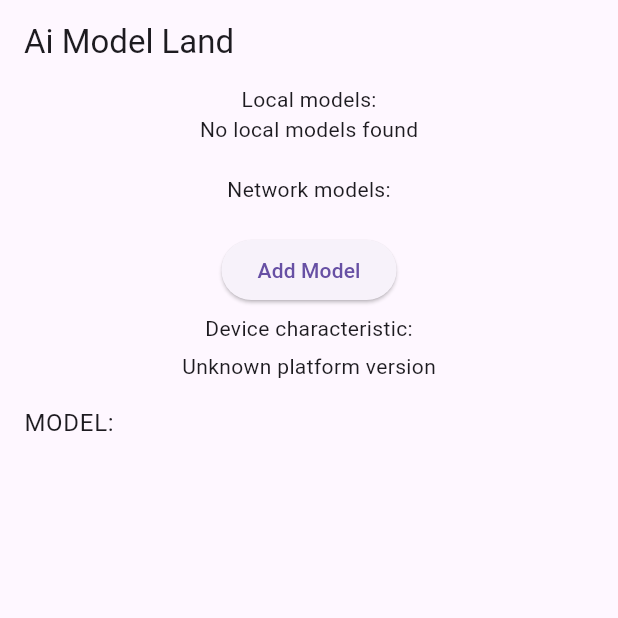
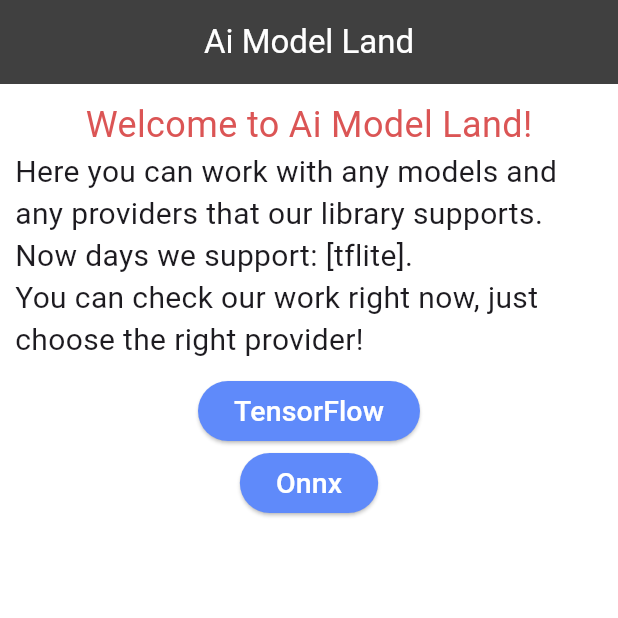
Before and after one commit to vlmoon99/ai_model_land, a Flutter app: the screen it shows after launch, on a phone screen of 412 x 824 dp, the top half of it. Run offline on Flutter 3.47's test engine with Material 3 defaults, Android fonts, the phone set to English and light mode, and no system bars; our stand-ins replace camera, device_info_plus, dio, file_picker, flutter_modular, flutter_secure_storage and 1 more; missing offline and left inert: dart:html, tflite_flutter; Roboto replaces fonts that are missing (Manrope).

Commit message:
update: UI example. add: modular for tensorflow

```diff
--- a/example/lib/main.dart
+++ b/example/lib/main.dart
@@ -1,6 +1,6 @@
 import 'dart:async';
 import 'package:ai_model_land_example/modules/app_module.dart';
-import 'package:ai_model_land_example/modules/pages/core/home_page.dart';
+import 'package:ai_model_land_example/modules/pages/home_page.dart';
 import 'package:ai_model_land_example/routes/routes.dart';
 import 'package:flutter/material.dart';
 import 'package:provider/provider.dart';
--- a/example/lib/modules/app_module.dart
+++ b/example/lib/modules/app_module.dart
@@ -1,10 +1,11 @@
 import 'package:ai_model_land/ai_model_land_lib.dart';
-import 'package:ai_model_land_example/modules/pages/core/add_model_page.dart';
-import 'package:ai_model_land_example/modules/pages/core/home_page.dart';
+import 'package:ai_model_land_example/modules/pages/home_page.dart';
+import 'package:ai_model_land_example/modules/pages/providers/onnx/onnx_modular.dart';
+import 'package:ai_model_land_example/modules/pages/providers/tensor_flow/main_tensorflow_page.dart';
+import 'package:ai_model_land_example/modules/pages/providers/tensor_flow/tensor_flow_modular.dart';
 import 'package:ai_model_land_example/modules/services/services.dart';
 import 'package:ai_model_land_example/routes/routes.dart';
 import 'package:flutter_modular/flutter_modular.dart';
-import 'package:dio/dio.dart';
 
 class AppModule extends Module {
   @override
@@ -16,7 +17,10 @@ class AppModule extends Module {
   @override
   void routes(r) {
     r.child(Routes.home.module, child: (context) => HomePage());
-    r.child(Routes.home.getRoute(Routes.home.addModel),
-        child: (context) => const AddModelPage());
+    // r.child(Routes.home.getRoute(Routes.home.addModel),
+    //     child: (context) => const AddModelPage());
+    r.module(Routes.home.module + Routes.providers.tensorFlow,
+        module: TensorFlowModular());
+    r.module(Routes.home.module + Routes.providers.onnx, module: OnnxModular());
   }
 }
--- a/example/lib/modules/pages/core/home_page.dart
+++ /dev/null
@@ -1,174 +0,0 @@
-import 'package:ai_model_land/ai_model_land.dart';
-import 'package:ai_model_land/modules/core/base_model.dart';
-import 'package:ai_model_land_example/modules/pages/core/add_model_page.dart';
-import 'package:ai_model_land_example/modules/pages/providers/tensor_flow/modal_page.dart';
-import 'package:ai_model_land_example/modules/services/services.dart';
-import 'package:flutter/material.dart';
-import 'package:flutter/services.dart';
-import 'package:flutter_modular/flutter_modular.dart';
-
-class HomePage extends StatefulWidget {
-  const HomePage({super.key});
-
-  @override
-  State<HomePage> createState() => _HomePageState();
-}
-
-class _HomePageState extends State<HomePage> {
-  final GlobalVM _aiModelLand = Modular.get(key: 'GlobalVM');
-  final _aiModelLandPlugin = AiModelLand();
-  String _platformVersion = 'Unknown';
-  Future<List<BaseModel>>? _modelsLocal;
-  Future<List<BaseModel>>? _modelsNetwork;
-  Future<Map<String, dynamic>>? posibilitis;
-  Future<List<BaseModel>> seeLocal() async {
-    return await _aiModelLand.readAll();
-  }
-
-  Future<void> initPlatformState() async {
-    String platformVersion;
-    try {
-      platformVersion = await _aiModelLandPlugin.getPlatformVersion() ??
-          'Unknown platform version';
-    } on PlatformException {
-      platformVersion = 'Failed to get platform version.';
-    }
-
-    if (!mounted) return;
-
-    setState(() {
-      _platformVersion = platformVersion;
-    });
-  }
-
-  Future<Map<String, dynamic>>
-      checkPlatformGPUAcceleratorPossibilities() async {
-    return await _aiModelLand.checkPlatformGPUAcceleratorPossibilities();
-  }
-
-  @override
-  void initState() {
-    super.initState();
-    _modelsLocal = seeLocal();
-    initPlatformState();
-    posibilitis = checkPlatformGPUAcceleratorPossibilities();
-  }
-
-  @override
-  Widget build(BuildContext context) {
-    return Scaffold(
-      appBar: AppBar(
-        title: Text('Ai Model Land'),
-      ),
-      body: Center(
-        child: Column(
-          children: [
-            Text("Local models:"),
-            _modelsLocal == null
-                ? Container()
-                : FutureBuilder<List<BaseModel>>(
-                    key: ValueKey(_modelsLocal),
-                    future: _modelsLocal,
-                    builder: (BuildContext context,
-                        AsyncSnapshot<List<BaseModel>> snapshot) {
-                      if (snapshot.connectionState == ConnectionState.waiting) {
-                        return const CircularProgressIndicator();
-                      } else if (snapshot.hasError) {
-                        return SelectableText('Error: ${snapshot.error}');
-                      } else if (snapshot.hasData &&
-                          snapshot.data!.isNotEmpty) {
-                        return Column(
-                          children: snapshot.data!.map((basemodel) {
-                            return ElevatedButton(
-                              onPressed: () async {
-                                final isDeleteModel = await Navigator.push(
-                                  context,
-                                  MaterialPageRoute(
-                                    builder: (context) =>
-                                        ModelPage(baseModel: basemodel),
-                                  ),
-                                );
-                                if (isDeleteModel == true) {
-                                  setState(() {
-                                    _modelsLocal = seeLocal();
-                                  });
-                                }
-                              },
-                              child: Text(
-                                '${basemodel.nameFile}.${basemodel.format.name}',
-                                style: const TextStyle(
-                                    color: const Color.fromARGB(255, 0, 0, 0)),
-                              ),
-                              style: ElevatedButton.styleFrom(
-                                side:
-                                    BorderSide(color: Colors.black, width: 0.5),
-                                backgroundColor:
-                                    Color.fromARGB(255, 255, 255, 255),
-                                shape: RoundedRectangleBorder(
-                                  borderRadius:
-                                      BorderRadius.zero, // No border radius
-                                ),
-                              ),
-                            );
-                          }).toList(),
-                        );
-                      } else {
-                        return Text('No local models found');
-                      }
-                    },
-                  ),
-            SizedBox(height: 20),
-            Text("Network models:"),
-            SizedBox(height: 20),
-            ElevatedButton(
-              onPressed: () async {
-                Modular.to.navigate('/home/addModel');
-                // if (isAddModel == true) {
-                //   setState(() {
-                //     _modelsLocal = seeLocal();
-                //   });
-                // }
-              },
-              child: Text('Add Model'),
-            ),
-            SizedBox(height: 5),
-            Text('Device characteristic:'),
-            SizedBox(height: 5),
-            Text('$_platformVersion'),
-            posibilitis == null
-                ? Container()
-                : Flexible(
-                    child: FutureBuilder<Map<String, dynamic>>(
-                      future: posibilitis,
-                      builder: (BuildContext context,
-                          AsyncSnapshot<Map<String, dynamic>> snapshot) {
-                        if (snapshot.connectionState ==
-                            ConnectionState.waiting) {
-                          return const Center(
-                              child: CircularProgressIndicator());
-                        } else if (snapshot.hasError) {
-                          return SelectableText('Error: ${snapshot.error}');
-                        } else if (snapshot.hasData) {
-                          final data = snapshot.data!;
-                          return ListView(
-                            children: data.entries.map((entry) {
-                              String key = entry.key;
-                              dynamic value = entry.value;
-                              return ListTile(
-                                title: SelectableText('$key: $value'),
-                              );
-                            }).toList(),
-                          );
-                        } else {
-                          return Center(child: Text('No data available'));
-                        }
-                      },
-                    ),
-                  ),
-            SizedBox(height: 6),
-          ],
-        ),
-      ),
-    );
-  }
-}
--- /dev/null
+++ b/example/lib/modules/pages/home_page.dart
@@ -0,0 +1,230 @@
+import 'package:ai_model_land/ai_model_land.dart';
+import 'package:ai_model_land/modules/core/base_model.dart';
+import 'package:ai_model_land_example/modules/pages/core/add_model_page.dart';
+import 'package:ai_model_land_example/modules/pages/providers/tensor_flow/page/modal_page.dart';
+import 'package:ai_model_land_example/modules/services/services.dart';
+import 'package:ai_model_land_example/modules/shared_widgets/custom_button.dart';
+import 'package:flutter/material.dart';
+import 'package:flutter/services.dart';
+import 'package:flutter_modular/flutter_modular.dart';
+
+import '../thems/thems.dart';
+
+class HomePage extends StatefulWidget {
+  const HomePage({super.key});
+
+  @override
+  State<HomePage> createState() => _HomePageState();
+}
+
+class _HomePageState extends State<HomePage> {
+  final GlobalVM _aiModelLand = Modular.get(key: 'GlobalVM');
+  final _aiModelLandPlugin = AiModelLand();
+  String _platformVersion = 'Unknown';
+  Future<List<BaseModel>>? _modelsLocal;
+  Future<Map<String, dynamic>>? posibilitis;
+  Future<List<BaseModel>> seeLocal() async {
+    return await _aiModelLand.readAll();
+  }
+
+  Future<void> initPlatformState() async {
+    String platformVersion;
+    try {
+      platformVersion = await _aiModelLandPlugin.getPlatformVersion() ??
+          'Unknown platform version';
+    } on PlatformException {
+      platformVersion = 'Failed to get platform version.';
+    }
+
+    if (!mounted) return;
+
+    setState(() {
+      _platformVersion = platformVersion;
+    });
+  }
+
+  Future<Map<String, dynamic>>
+      checkPlatformGPUAcceleratorPossibilities() async {
+    return await _aiModelLand.checkPlatformGPUAcceleratorPossibilities();
+  }
+
+  @override
+  void initState() {
+    super.initState();
+    _modelsLocal = seeLocal();
+    initPlatformState();
+    posibilitis = checkPlatformGPUAcceleratorPossibilities();
+  }
+
+  @override
+  Widget build(BuildContext context) {
+    return SafeArea(
+      child: Scaffold(
+        appBar: AppBar(
+          title: Text(
+            'Ai Model Land',
+            style: TextStyle(color: Thems.mainBackgroundColor),
+          ),
+          backgroundColor: Thems.appBarBackgroundColor,
+          centerTitle: true,
+        ),
+        backgroundColor: Thems.mainBackgroundColor,
+        body: Container(
+          padding: EdgeInsets.all(10),
+          child: Column(children: [
+            Flexible(
+              child: SingleChildScrollView(
+                child: Column(
+                  children: [
+                    Text(
+                      "Welcome to Ai Model Land!",
+                      style: TextStyle(
+                          fontFamily: Thems.textFontFamily,
+                          fontSize: 24,
+                          color: Color.fromARGB(255, 219, 85, 85)),
+                    ),
+                    Column(
+                      crossAxisAlignment: CrossAxisAlignment.start,
+                      children: [
+                        Text(
+                          "Here you can work with any models and any providers that our library supports.",
+                          style: Thems.textStyle,
+                        ),
+                        Text(
+                          "Now days we support: ${ModelFormat.values.toString()}.",
+                          textAlign: TextAlign.start,
+                          style: Thems.textStyle,
+                        ),
+                        Text(
+                          "You can check our work right now, just choose the right provider!",
+                          textAlign: TextAlign.start,
+                          style: Thems.textStyle,
+                        ),
+                      ],
+                    ),
+                    SizedBox(height: 10),
+                    CustomButton(
+                      onPressed: () async {
+                        Modular.to.pushNamed('/home/tensorFlow');
+                      },
+                      text: 'TensorFlow',
+                    ),
+                    CustomButton(
+                      onPressed: () async {
+                        Modular.to.pushNamed('/home/onnx');
+                      },
+                      text: 'Onnx',
+                    ),
+
+                    // Text("Local models:"),
+                    // _modelsLocal == null
+                    //     ? Container()
+                    //     : FutureBuilder<List<BaseModel>>(
+                    //         key: ValueKey(_modelsLocal),
+                    //         future: _modelsLocal,
+                    //         builder: (BuildContext context,
+                    //             AsyncSnapshot<List<BaseModel>> snapshot) {
+                    //           if (snapshot.connectionState == ConnectionState.waiting) {
+                    //             return const CircularProgressIndicator();
+                    //           } else if (snapshot.hasError) {
+                    //             return SelectableText('Error: ${snapshot.error}');
+                    //           } else if (snapshot.hasData &&
+                    //               snapshot.data!.isNotEmpty) {
+                    //             return Column(
+                    //               children: snapshot.data!.map((basemodel) {
+                    //                 return ElevatedButton(
+                    //                   onPressed: () async {
+                    //                     final isDeleteModel = await Navigator.push(
+                    //                       context,
+                    //                       MaterialPageRoute(
+                    //                         builder: (context) =>
+                    //                             ModelPage(baseModel: basemodel),
+                    //                       ),
+                    //                     );
+                    //                     if (isDeleteModel == true) {
+                    //                       setState(() {
+                    //                         _modelsLocal = seeLocal();
+                    //                       });
+                    //                     }
+                    //                   },
+                    //                   child: Text(
+                    //                     '${basemodel.nameFile}.${basemodel.format.name}',
+                    //                     style: const TextStyle(
+                    //                         color: const Color.fromARGB(255, 0, 0, 0)),
+                    //                   ),
+                    //                   style: ElevatedButton.styleFrom(
+                    //                     side:
+                    //                         BorderSide(color: Colors.black, width: 0.5),
+                    //                     backgroundColor:
+                    //                         Color.fromARGB(255, 255, 255, 255),
+                    //                     shape: RoundedRectangleBorder(
+                    //                       borderRadius:
+                    //                           BorderRadius.zero, // No border radius
+                    //                     ),
+                    //                   ),
+                    //                 );
+                    //               }).toList(),
+                    //             );
+                    //           } else {
+                    //             return Text('No local models found');
+                    //           }
+                    //         },
+                    //       ),
+
+                    // SizedBox(height: 20),
+                    // CustomButton(
+                    //   onPressed: () async {
+                    //     Modular.to.navigate('/home/addModel');
+                    //   },
+                    //   text: 'Add Model',
+                    // ),
+                    // SizedBox(height: 5),
+                    // Text(
+                    //   'Device characteristic:',
+                    //   style: Thems.textStyle,
+                    // ),
+                    // SizedBox(height: 5),
+                    // Text(
+                    //   '$_platformVersion',
+                    //   style: Thems.textStyle,
+                    // ),
+                    // posibilitis == null
+                    //     ? Container()
+                    //     : FutureBuilder<Map<String, dynamic>>(
+                    //         future: posibilitis,
+                    //         builder: (BuildContext context,
+                    //             AsyncSnapshot<Map<String, dynamic>> snapshot) {
+                    //           if (snapshot.connectionState ==
+                    //               ConnectionState.waiting) {
+                    //             return const Center(
+                    //                 child: CircularProgressIndicator());
+                    //           } else if (snapshot.hasError) {
+                    //             return SelectableText('Error: ${snapshot.error}');
+                    //           } else if (snapshot.hasData) {
+                    //             final data = snapshot.data!;
+                    //             return Column(
+                    //               children: data.entries.map((entris) {
+                    //                 return SelectableText(
+                    //                     "${entris.key}: ${entris.value}",
+                    //                     style: Thems.textStyle);
+                    //               }).toList(),
+                    //             );
+                    //           } else {
+                    //             return Center(
+                    //                 child: Text(
+                    //               'No data available',
+                    //               style: Thems.textStyle,
+                    //             ));
+                    //           }
+                    //         },
+                    //       ),
+                  ],
+                ),
+              ),
+            ),
+          ]),
+        ),
+      ),
+    );
+  }
+}
--- a/example/lib/modules/pages/providers/tensor_flow/modal_page.dart
+++ b/example/lib/modules/pages/providers/tensor_flow/page/modal_page.dart
@@ -2,7 +2,7 @@ import 'dart:async';
 import 'dart:io';
 import 'dart:typed_data';
 import 'package:ai_model_land/modules/providers/tensor_flow/tensorflow_respons_model.dart';
-import 'package:ai_model_land_example/modules/pages/providers/tensor_flow/object_detection_page.dart';
+import 'package:ai_model_land_example/modules/pages/providers/tensor_flow/page/object_detection_page.dart';
 import 'package:ai_model_land_example/modules/services/services.dart';
 import 'package:ai_model_land_example/utils/utils.dart';
 import 'package:flutter_modular/flutter_modular.dart';
--- /dev/null
+++ b/example/lib/modules/shared_widgets/custom_button.dart
@@ -0,0 +1,25 @@
+import 'package:flutter/foundation.dart';
+import 'package:flutter/material.dart';
+import 'package:flutter/widgets.dart';
+
+class CustomButton extends StatelessWidget {
+  final VoidCallback onPressed;
+  final String text;
+
+  const CustomButton({required this.onPressed, required this.text, super.key});
+
+  @override
+  Widget build(BuildContext context) {
+    return ElevatedButton(
+      onPressed: onPressed,
+      style: ButtonStyle(
+        backgroundColor:
+            WidgetStateProperty.all(Color.fromARGB(255, 95, 138, 250)),
+      ),
+      child: Text(
+        text,
+        style: TextStyle(color: Colors.white, fontSize: 19),
+      ),
+    );
+  }
+}
--- /dev/null
+++ b/example/lib/modules/thems/thems.dart
@@ -0,0 +1,12 @@
+import 'package:flutter/material.dart';
+
+class Thems {
+  static final appBarBackgroundColor = Color.fromARGB(225, 38, 38, 38);
+
+  static final mainBackgroundColor = Color.fromARGB(255, 255, 255, 255);
+
+  static final textFontFamily = "Manrope";
+
+  static final textStyle =
+      TextStyle(fontFamily: Thems.textFontFamily, fontSize: 20, height: 1.4);
+}
--- a/example/lib/routes/routes.dart
+++ b/example/lib/routes/routes.dart
@@ -1,10 +1,24 @@
 class Routes {
   static final _Home home = _Home();
+  static final _Providers providers = _Providers();
+  static final _ProvidersInteractions providersInteractions =
+      _ProvidersInteractions();
 }
 
 class _Home extends RouteClass {
   String module = '/home';
-  String addModel = '/addModel';
+  // String addModel = '/addModel';
+}
+
+class _Providers extends RouteClass {
+  String module = '/';
+  String tensorFlow = '/tensorFlow/';
+  String onnx = '/onnx/';
+}
+
+class _ProvidersInteractions extends RouteClass {
+  String module = '/';
+  String textDetection = '/text-detection/';
 }
 
 abstract class RouteClass {
```
Also changed, not shown: example/lib/modules/pages/providers/onnx/onnx_modular.dart (added, +15 -0 lines), example/lib/modules/pages/providers/onnx/pages/main_onnx_page.dart (added, +27 -0 lines), example/lib/modules/pages/providers/tensor_flow/main_tensorflow_page.dart (added, +63 -0 lines), example/lib/modules/pages/providers/tensor_flow/page/text_classification_model/text_classification_modular.dart (added, +14 -0 lines), example/lib/modules/pages/providers/tensor_flow/page/text_classification_model/tf_text_classification_page.dart (added, +67 -0 lines), example/lib/modules/pages/providers/tensor_flow/tensor_flow_modular.dart (added, +16 -0 lines), example/lib/modules/pages/providers/tensor_flow/page/object_detection_page.dart (renamed from example/lib/modules/pages/providers/tensor_flow/object_detection_page.dart).
